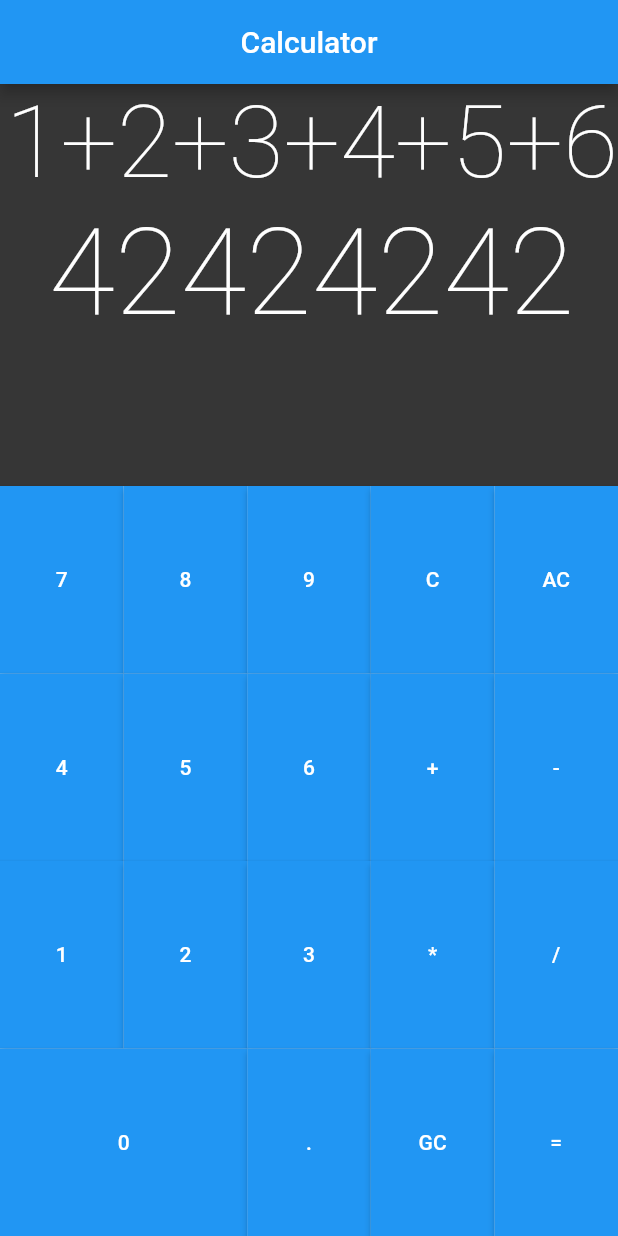
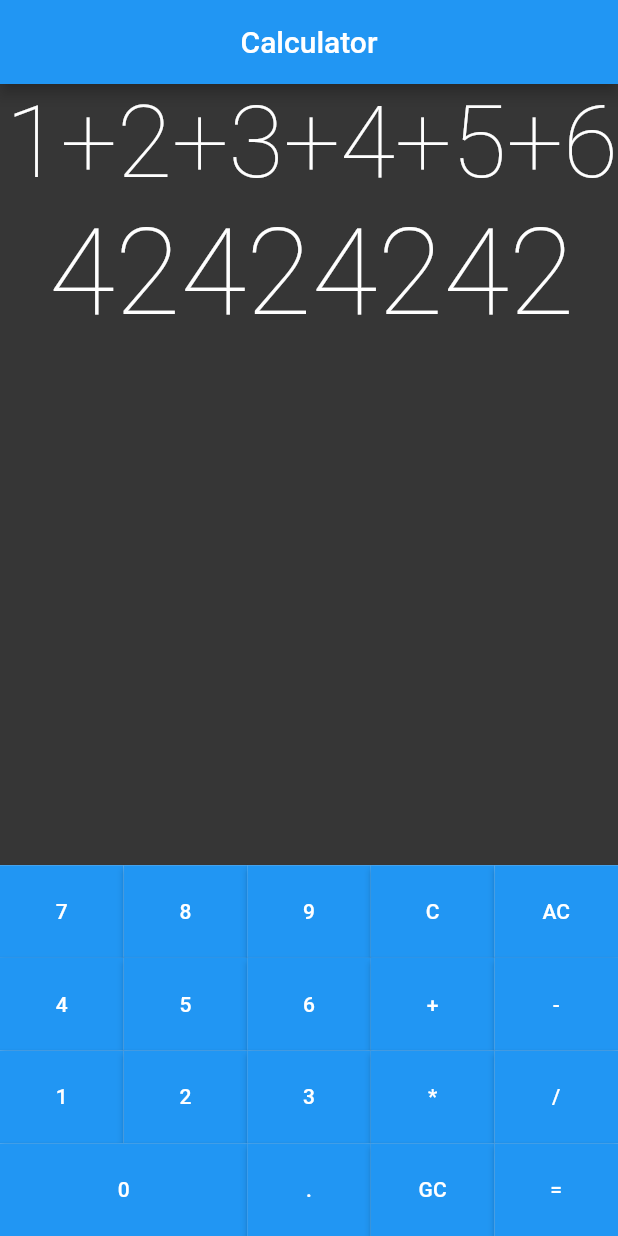
Before and after one commit to DaviPrograme/Flutter_start_42, a Flutter app: the screen it shows after launch, on a phone screen of 412 x 824 dp. Run offline on Flutter 3.47's test engine with Material 2 defaults, Android fonts, the phone set to English and light mode, and no system bars; drawn by our look-alikes of auto_size_text.

Commit message:
deixando a altura do teclado de acordo com a altura da tela.

```diff
--- a/ex02/lib/keyboard.dart
+++ b/ex02/lib/keyboard.dart
@@ -6,7 +6,7 @@ class Keyboard extends StatelessWidget{
   @override
   Widget build(BuildContext context) {
     return Container(
-      height: 500,
+      height: MediaQuery.of(context).size.height * 0.3,
       child: Column(
           children: [
             ButtonRow(
```
